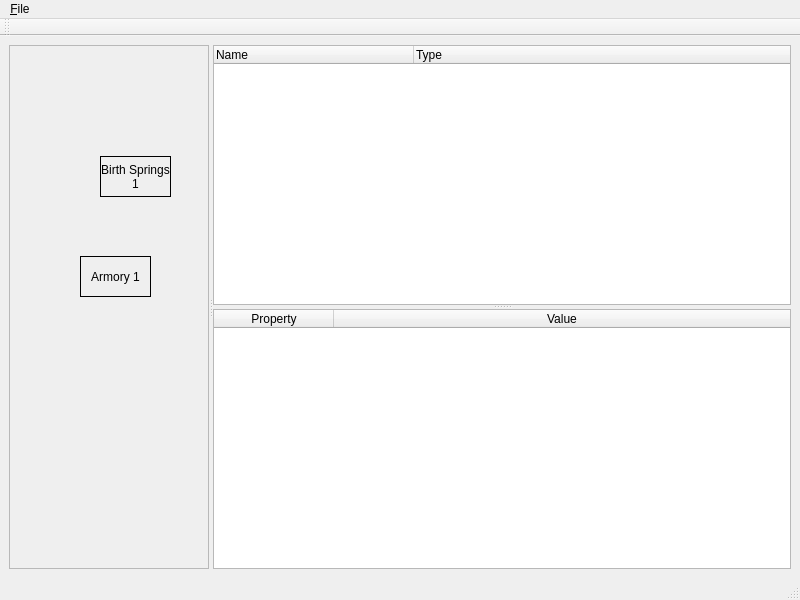
The window that pyVenture/mapbuilder/window.ui (stevenvergenz/pyVenture) describes before a commit, drawn with Qt 5.
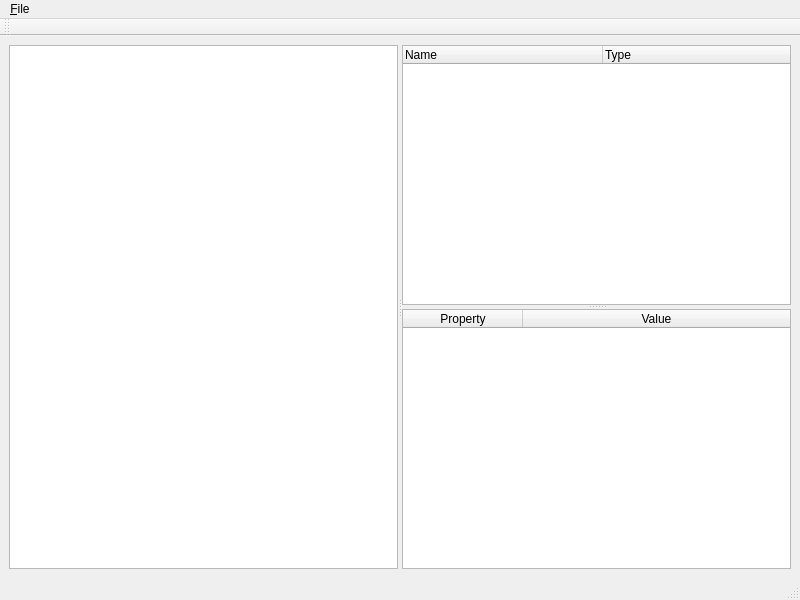
The same window after the commit.

Patch:
```diff
--- a/pyVenture/mapbuilder/window.ui
+++ b/pyVenture/mapbuilder/window.ui
@@ -14,92 +14,13 @@
    <string>MainWindow</string>
   </property>
   <widget class="QWidget" name="centralwidget">
-   <layout class="QVBoxLayout" name="verticalLayout_2">
+   <layout class="QHBoxLayout" name="horizontalLayout">
     <item>
      <widget class="QSplitter" name="mainSplitter">
-      <property name="minimumSize">
-       <size>
-        <width>0</width>
-        <height>0</height>
-       </size>
-      </property>
       <property name="orientation">
        <enum>Qt::Horizontal</enum>
       </property>
-      <property name="childrenCollapsible">
-       <bool>false</bool>
-      </property>
-      <widget class="QScrollArea" name="scrollArea">
-       <property name="minimumSize">
-        <size>
-         <width>200</width>
-         <height>0</height>
-        </size>
-       </property>
-       <property name="widgetResizable">
-        <bool>true</bool>
-       </property>
-       <widget class="QWidget" name="areaMap">
-        <property name="geometry">
-         <rect>
-          <x>0</x>
-          <y>0</y>
-          <width>194</width>
-          <height>541</height>
-         </rect>
-        </property>
-        <widget class="QLabel" name="label">
-         <property name="geometry">
-          <rect>
-           <x>70</x>
-           <y>210</y>
-           <width>71</width>
-           <height>41</height>
-          </rect>
-         </property>
-         <property name="frameShape">
-          <enum>QFrame::Box</enum>
-         </property>
-         <property name="text">
-          <string>Armory 1</string>
-         </property>
-         <property name="alignment">
-          <set>Qt::AlignCenter</set>
-         </property>
-         <property name="wordWrap">
-          <bool>true</bool>
-         </property>
-         <property name="margin">
-          <number>0</number>
-         </property>
-        </widget>
-        <widget class="QLabel" name="label_2">
-         <property name="geometry">
-          <rect>
-           <x>90</x>
-           <y>110</y>
-           <width>71</width>
-           <height>41</height>
-          </rect>
-         </property>
-         <property name="frameShape">
-          <enum>QFrame::Box</enum>
-         </property>
-         <property name="text">
-          <string>Birth Springs 1</string>
-         </property>
-         <property name="alignment">
-          <set>Qt::AlignCenter</set>
-         </property>
-         <property name="wordWrap">
-          <bool>true</bool>
-         </property>
-         <property name="margin">
-          <number>0</number>
-         </property>
-        </widget>
-       </widget>
-      </widget>
+      <widget class="QGraphicsView" name="graphicsView"/>
       <widget class="QSplitter" name="propertySplitter">
        <property name="orientation">
         <enum>Qt::Vertical</enum>
```
